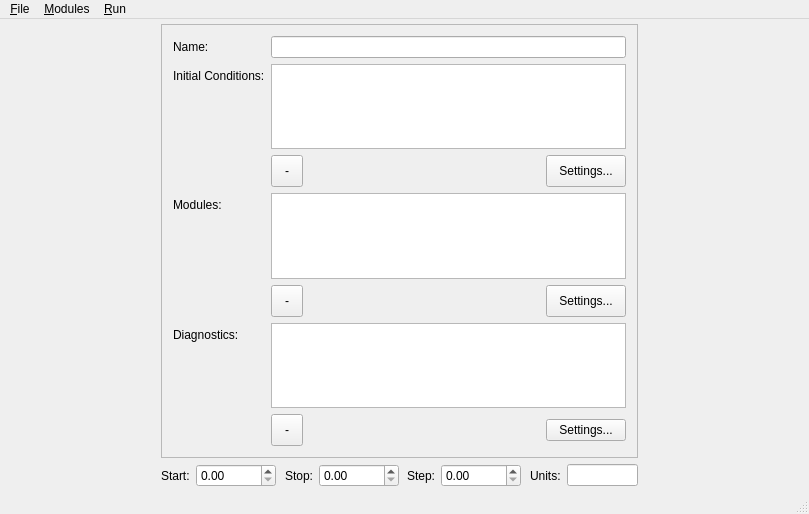
Above: Code/exp_design/gui/experimentmanager.ui from economou/gpunit before the change. Below: the same form after it.
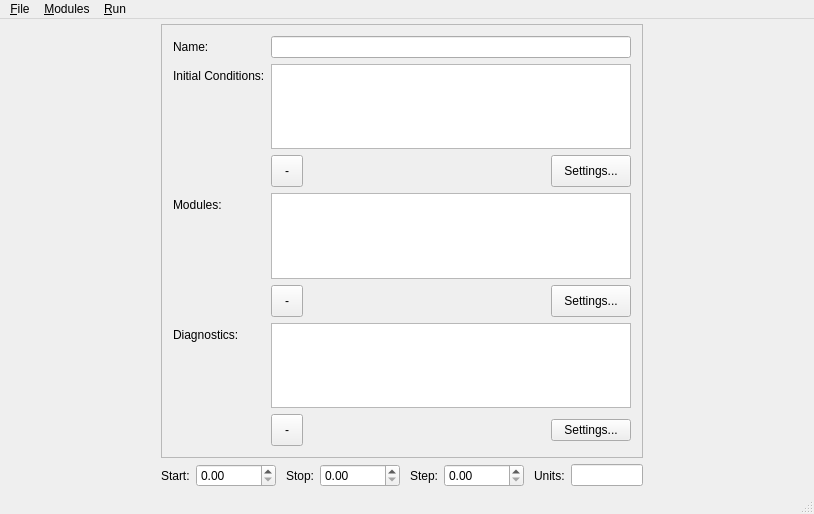
That is the form after the change. Icons and pictures are not drawn. Custom widgets are drawn as their Qt base class.

Commit message: Made some more connections with settings buttons.

The edit to the form file:
```diff
--- a/Code/exp_design/gui/experimentmanager.ui
+++ b/Code/exp_design/gui/experimentmanager.ui
@@ -6,7 +6,7 @@
    <rect>
     <x>0</x>
     <y>0</y>
-    <width>809</width>
+    <width>814</width>
     <height>514</height>
    </rect>
   </property>
@@ -70,7 +70,7 @@
           <rect>
            <x>0</x>
            <y>0</y>
-           <width>458</width>
+           <width>463</width>
            <height>435</height>
           </rect>
          </property>
@@ -425,7 +425,7 @@
     <rect>
      <x>0</x>
      <y>0</y>
-     <width>809</width>
+     <width>814</width>
      <height>25</height>
     </rect>
    </property>
```
Left out of the diff: 35 changed lines with no effect on the pictures.
